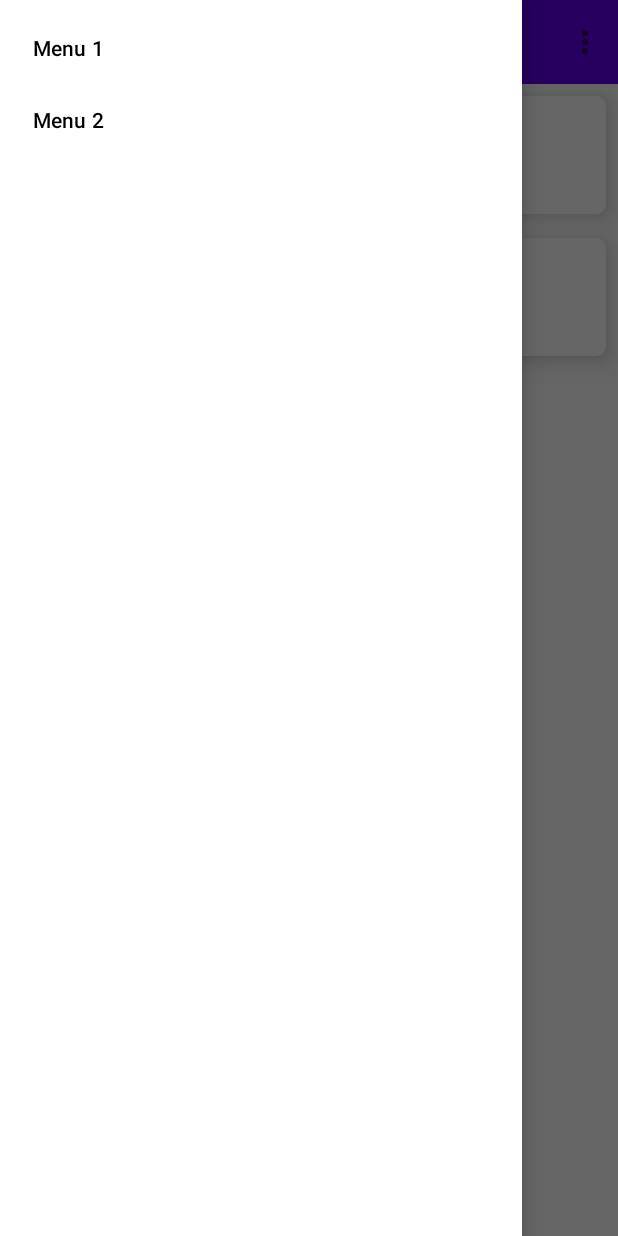
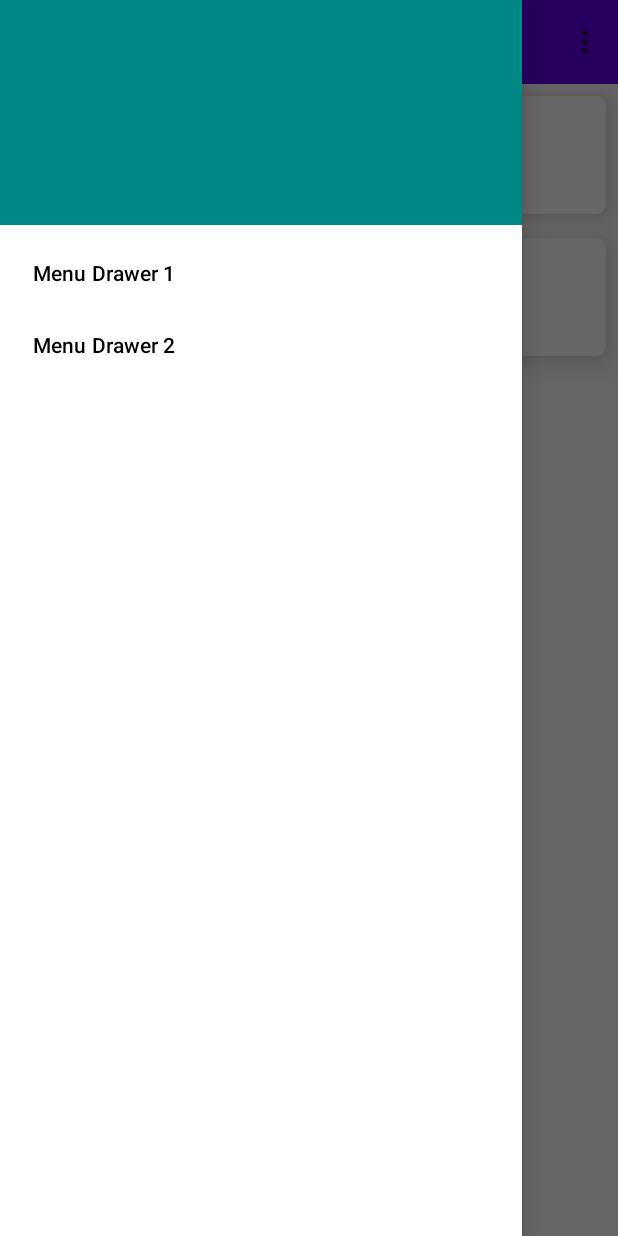
Before and after one commit to andersonluisp/ListaDeContatos, an Android app: the screen it shows after launch (MainActivity), with the side drawer open, on a phone screen of 412 x 824 dp. Run offline under Robolectric (Android 15) with nearby library versions, the phone set to English and light mode, and no system bars.

Commit message:
Menus diferentes para OptionsMenu e DrawerMenu

```diff
--- a/app/src/main/java/com/example/listadecontatos2/MainActivity.kt
+++ b/app/src/main/java/com/example/listadecontatos2/MainActivity.kt
@@ -12,6 +12,7 @@ import androidx.drawerlayout.widget.DrawerLayout
 import androidx.recyclerview.widget.LinearLayoutManager
 import androidx.recyclerview.widget.RecyclerView
 import androidx.appcompat.widget.Toolbar
+import com.google.android.material.navigation.NavigationView
 
 class MainActivity : AppCompatActivity() {
     private val rvList: RecyclerView by lazy {
@@ -26,6 +27,7 @@ class MainActivity : AppCompatActivity() {
         initDrawer()
         bindViews()
         updateList()
+        clickDrawerMenuItems()
 
     }
 
@@ -85,4 +87,15 @@ class MainActivity : AppCompatActivity() {
             else -> super.onOptionsItemSelected(item)
         }
     }
+
+    private fun clickDrawerMenuItems(){
+        val navview = findViewById<View>(R.id.nav_view) as NavigationView
+        navview.setNavigationItemSelectedListener {
+            when(it.itemId) {
+                R.id.item_menudrawer_1 -> showtoast("Item 1 Menu Drawer")
+                R.id.item_menudrawer_2 -> showtoast("Item 2 Menu Drawer")
+            }
+            true
+        }
+    }
 }
--- a/app/src/main/res/layout/activity_main.xml
+++ b/app/src/main/res/layout/activity_main.xml
@@ -16,6 +16,7 @@
         app:layout_constraintStart_toStartOf="parent"
         app:layout_constraintTop_toTopOf="parent"
         app:title="@string/app_name"
+        app:menu="@menu/menu"
         />
 
     <androidx.recyclerview.widget.RecyclerView
--- a/app/src/main/res/layout/drawer_menu.xml
+++ b/app/src/main/res/layout/drawer_menu.xml
@@ -16,5 +16,8 @@
         android:layout_width="match_parent"
         android:layout_height="match_parent"
         android:layout_gravity="start"
-        app:menu="@menu/menu" />
+        android:fitsSystemWindows="true"
+        app:menu="@menu/menu_drawer"
+        app:headerLayout = "@layout/nav_header" />
+
 </androidx.drawerlayout.widget.DrawerLayout>
--- /dev/null
+++ b/app/src/main/res/layout/nav_header.xml
@@ -0,0 +1,9 @@
+<?xml version="1.0" encoding="utf-8"?>
+<androidx.constraintlayout.widget.ConstraintLayout
+    xmlns:android="http://schemas.android.com/apk/res/android"
+    android:layout_width="match_parent"
+    android:layout_height="150dp"
+    android:background="@color/teal_700">
+
+
+</androidx.constraintlayout.widget.ConstraintLayout>
--- /dev/null
+++ b/app/src/main/res/menu/menu_drawer.xml
@@ -0,0 +1,7 @@
+<?xml version="1.0" encoding="utf-8"?>
+<menu xmlns:android="http://schemas.android.com/apk/res/android">
+    <item android:id="@+id/item_menudrawer_1"
+        android:title="@string/menudrawer_1"/>
+    <item android:id="@+id/item_menudrawer_2"
+        android:title="@string/menudrawer_2" />
+</menu>
--- a/app/src/main/res/values/strings.xml
+++ b/app/src/main/res/values/strings.xml
@@ -10,4 +10,6 @@
 
     <string name="open_drawer">Abrir</string>
     <string name="close_drawer">Fechar</string>
+    <string name="menudrawer_1">Menu Drawer 1</string>
+    <string name="menudrawer_2">Menu Drawer 2</string>
 </resources>
```
Also changed, not shown: 2 other files.
